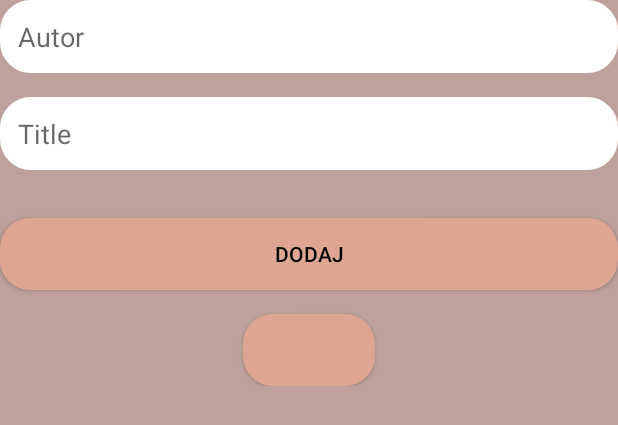
After one commit to StarDust199/MaestroManager, an Android app: the layout activity_upload.xml on its own in the app's theme, with its tools: preview values and no code run, on a phone screen of 412 x 824 dp. The commit adds this screen. Shown: the top 425 px of the screen. Run offline under Robolectric (Android 15) with nearby library versions, the phone set to English and light mode, and no system bars.

Commit message:
dodanie funkcji umozliwiających dodanie do bazy info o nutach

```diff
--- a/app/build.gradle
+++ b/app/build.gradle
@@ -8,7 +8,7 @@ android {
 
     defaultConfig {
         applicationId "com.example.maestro"
-        minSdk 21
+        minSdk 24
         targetSdk 32
         versionCode 1
         versionName "1.0"
@@ -33,6 +33,7 @@ dependencies {
     implementation 'androidx.appcompat:appcompat:1.4.1'
     implementation 'com.google.android.material:material:1.5.0'
     implementation 'androidx.constraintlayout:constraintlayout:2.1.3'
+    implementation 'com.pdftron:pdftron-android:7.1.1'
     testImplementation 'junit:junit:4.13.2'
     androidTestImplementation 'androidx.test.ext:junit:1.1.3'
     androidTestImplementation 'androidx.test.espresso:espresso-core:3.4.0'
--- /dev/null
+++ b/app/src/main/res/layout/activity_upload.xml
@@ -0,0 +1,67 @@
+<?xml version="1.0" encoding="utf-8"?>
+<ScrollView xmlns:tools="http://schemas.android.com/tools"
+    android:layout_width="match_parent"
+    android:layout_height="match_parent"
+    android:background="@color/latte_med"
+    xmlns:android="http://schemas.android.com/apk/res/android">
+
+    <androidx.constraintlayout.widget.ConstraintLayout
+        xmlns:app="http://schemas.android.com/apk/res-auto"
+        xmlns:tools="http://schemas.android.com/tools"
+        android:layout_width="match_parent"
+        android:layout_height="wrap_content"
+        android:background="@color/latte_med"
+        tools:context=".Uploadctivity">
+
+        <EditText
+            android:id="@+id/author"
+            android:layout_width="0dp"
+            android:layout_height="wrap_content"
+            android:layout_marginTop="16dp"
+            android:background="@drawable/edit_text_background"
+            android:hint="@string/autor"
+            android:padding="12dp"
+            app:layout_constraintEnd_toEndOf="parent"
+            app:layout_constraintStart_toStartOf="parent"
+            android:autofillHints=""
+            tools:ignore="MissingConstraints" />
+
+        <EditText
+            android:id="@+id/title"
+            android:layout_width="0dp"
+            android:layout_height="wrap_content"
+            android:layout_marginTop="16dp"
+            android:background="@drawable/edit_text_background"
+            android:hint="@string/title"
+            android:padding="12dp"
+            app:layout_constraintEnd_toEndOf="parent"
+            app:layout_constraintStart_toStartOf="parent"
+            app:layout_constraintTop_toBottomOf="@id/author"
+            android:autofillHints="" />
+
+        <Button
+            android:id="@+id/btn_add"
+            android:layout_width="0dp"
+            android:layout_height="wrap_content"
+            android:layout_marginTop="32dp"
+            android:background="@drawable/button_background"
+            android:text="@string/dodaj"
+            android:textColor="@color/black"
+            app:layout_constraintTop_toBottomOf="@id/title"
+            app:layout_constraintStart_toStartOf="parent"
+            app:layout_constraintEnd_toEndOf="parent" />
+
+
+        <Button
+            android:id="@+id/btn_upload"
+            android:layout_width="wrap_content"
+            android:layout_height="wrap_content"
+            android:layout_marginTop="16dp"
+            android:background="@drawable/button_background"
+            android:text="@string/upload"
+            app:layout_constraintTop_toBottomOf="@id/btn_add"
+            app:layout_constraintStart_toStartOf="parent"
+            app:layout_constraintEnd_toEndOf="parent" />
+
+    </androidx.constraintlayout.widget.ConstraintLayout>
+</ScrollView>
--- a/app/src/main/res/values/strings.xml
+++ b/app/src/main/res/values/strings.xml
@@ -9,5 +9,9 @@
     <string name="msg_zal">Masz już konto? Zaloguj się.</string>
     <string name="todo">TODO</string>
     <string name="wyloguj">Wyloguj</string>
+    <string name="title">Title</string>
+    <string name="dodaj">Dodaj</string>
+    <string name="autor">Autor</string>
+    <string name="upload" />
 
 </resources>
```
Also changed, not shown: app/src/main/java/com/example/maestro/DbHelper.java (+7 -3 lines), app/src/main/java/com/example/maestro/NotesModel.java (+0 -8 lines), app/src/main/java/com/example/maestro/UploadActivity.java (added, +104 -0 lines).
